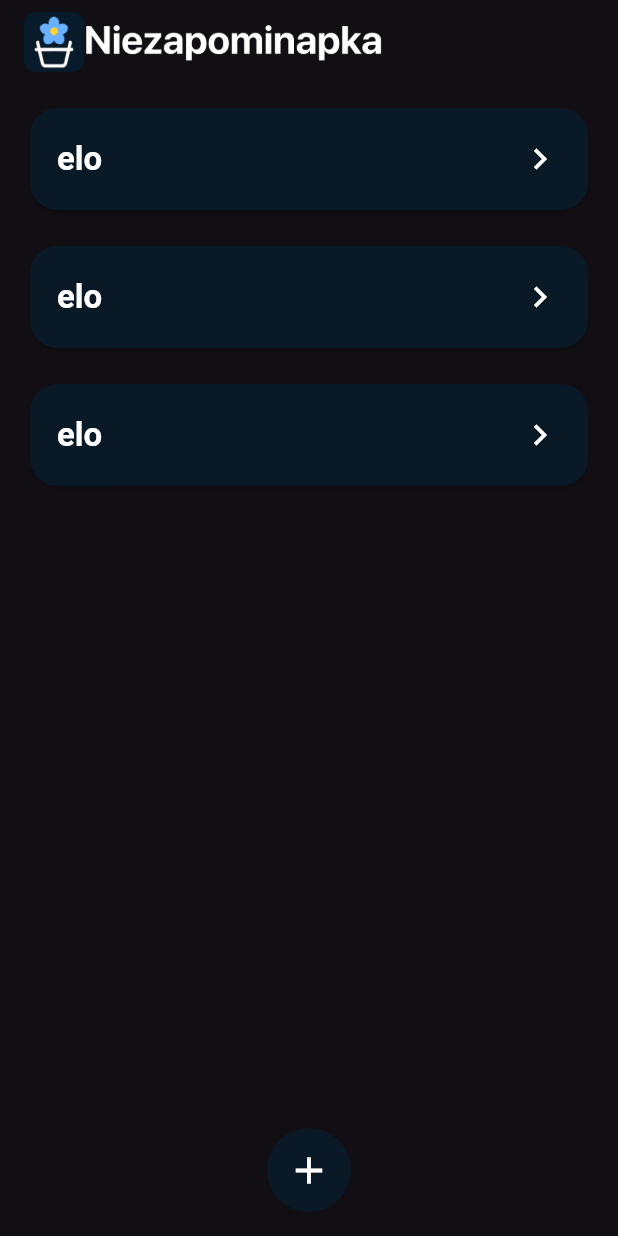
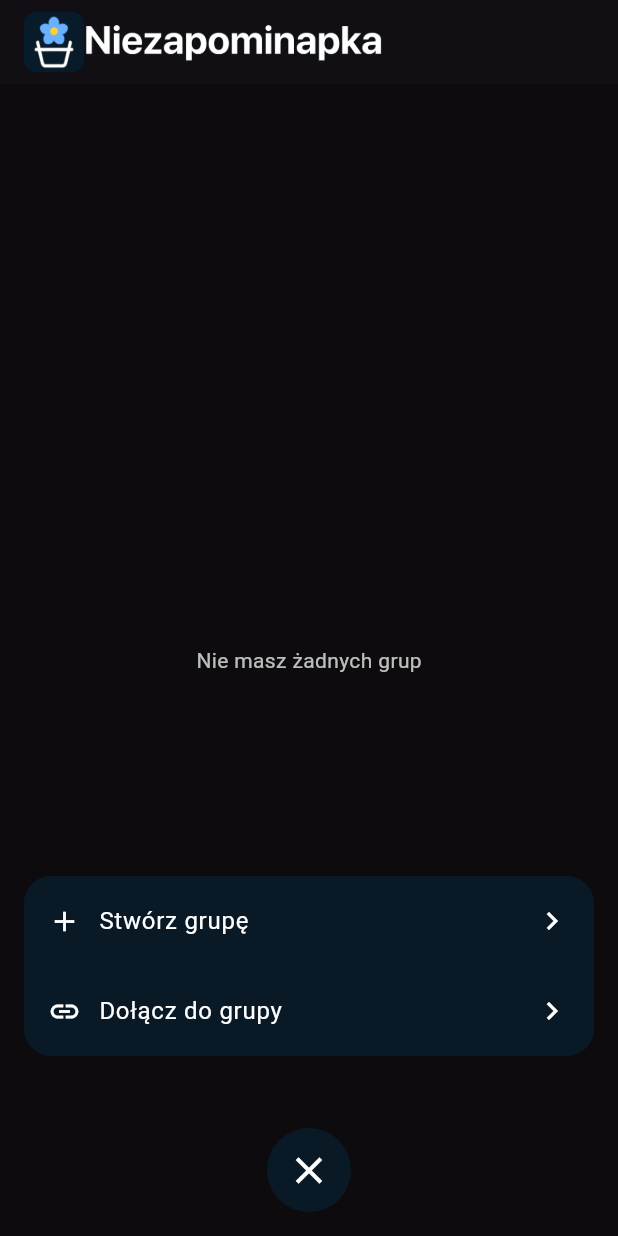
Before and after one commit to kacpercwiertnia/niezapominapka, a Flutter app: the GroupsScreen screen opened directly, after a tap on the "add" icon, on a phone screen of 412 x 824 dp. Run offline on Flutter 3.47's test engine with Material 3 defaults, Android fonts, the phone set to English and light mode, and no system bars; our stand-ins replace flutter_riverpod, riverpod_annotation, sqflite; accounts and stored records are empty; generated files the repository leaves out were written again.

Commit message:
some updates

```diff
--- /dev/null
+++ b/lib/components/molecules/AppPage.dart
@@ -0,0 +1,22 @@
+import 'package:flutter/material.dart';
+
+class AppPage extends StatelessWidget {
+  final Widget child;
+  final EdgeInsets padding;
+
+  const AppPage({
+    super.key,
+    required this.child,
+    this.padding = const EdgeInsets.symmetric(horizontal: 16, vertical: 12),
+  });
+
+  @override
+  Widget build(BuildContext context) {
+    return SafeArea(
+      child: Padding(
+        padding: padding,
+        child: child,
+      ),
+    );
+  }
+}
--- a/lib/components/molecules/AppTitle.dart
+++ b/lib/components/molecules/AppTitle.dart
@@ -1,8 +1,8 @@
 import 'package:flutter/material.dart';
 
-class Apptitle extends StatelessWidget implements PreferredSizeWidget{
+class AppTitle extends StatelessWidget implements PreferredSizeWidget{
   final bool showBack;
-  const Apptitle ({super.key, required this.showBack});
+  const AppTitle ({super.key, required this.showBack});
 
   @override
   Widget build(BuildContext context) {
--- a/lib/core/db/repositories/UserRepository.dart
+++ b/lib/core/db/repositories/UserRepository.dart
@@ -41,7 +41,6 @@ class UserRepository {
   }
 }
 
-
 @riverpod
 UserRepository userRepository(UserRepositoryRef ref){
   final db = AppDatabase.instance;
--- a/lib/features/groups/GroupsScreen.dart
+++ b/lib/features/groups/GroupsScreen.dart
@@ -3,6 +3,18 @@ import 'package:flutter_riverpod/flutter_riverpod.dart';
 import 'GroupCard.dart';
 import 'package:niezapominapka/features/auth/CurrentUser.dart';
 import 'package:niezapominapka/components/molecules/AppTitle.dart';
+import '../../components/molecules/AppPage.dart';
+import 'CreateGroupScreen.dart';
+import 'package:niezapominapka/core/db/repositories/GroupRepository.dart';
+import 'package:niezapominapka/features/groups/group_model.dart';
+
+final userGroupsProvider = FutureProvider.autoDispose<List<Group>>((ref) async {
+  final user = ref.watch(currentUserProvider);
+  if (user == null) return [];
+
+  final repo = ref.watch(groupRepositoryProvider);
+  return repo.getGroupsForUserId(user.id!);
+});
 
 class GroupsScreen extends ConsumerStatefulWidget {
   final bool showBack;
@@ -14,35 +26,152 @@ class GroupsScreen extends ConsumerStatefulWidget {
 }
 
 class _GroupsScreenState extends ConsumerState<GroupsScreen> {
-  final List<String> groups = const [
-    "Pokój 501",
-    "Urodziny Ani",
-    "Sylwester",
-  ];
+  bool _menuOpen = false;
+  void _toggleMenu() => setState(() => _menuOpen = !_menuOpen);
 
   @override
   Widget build(BuildContext context) {
-    var userProvider = ref.watch(currentUserProvider);
+    final groupsAsync = ref.watch(userGroupsProvider);
+
     return Scaffold(
-      appBar: Apptitle(showBack: widget.showBack),
-      body: SafeArea(
-        child: Padding(
-          padding: const EdgeInsets.symmetric(horizontal: 16, vertical: 12),
-          child: ListView.separated(
-            itemBuilder: (context, index) {
-              final name = userProvider?.username ?? "elo";
-              return GroupCard(title: name);
+      appBar: AppTitle(showBack: widget.showBack),
+
+      body: Stack(
+        children: [
+          AppPage(
+            child: groupsAsync.when(
+              loading: () => const Center(child: CircularProgressIndicator()),
+              error: (e, st) => Center(child: Text("Błąd: $e")),
+              data: (groups) {
+                if (groups.isEmpty) {
+                  return const Center(child: Text("Nie masz żadnych grup"));
+                }
+
+                return ListView.separated(
+                  itemCount: groups.length,
+                  separatorBuilder: (_, __) => const SizedBox(height: 16),
+                  itemBuilder: (context, index) {
+                    final g = groups[index];
+                    return GroupCard(title: g.name);
+                  },
+                );
+              },
+            ),
+          ),
+          if (_menuOpen)
+            Positioned.fill(
+              child: GestureDetector(
+                onTap: _toggleMenu,
+                behavior: HitTestBehavior.opaque,
+                child: Container(color: Colors.black26),
+              ),
+            ),
+
+          BottomActionBanner(
+            visible: _menuOpen,
+            onCreateGroup: () {
+              _toggleMenu();
+              Navigator.push(context, MaterialPageRoute(builder: (context) => CreateGroupScreen(showBack: true,)));
             },
-            separatorBuilder: (_, __) => const SizedBox(height: 16),
-            itemCount: groups.length
-          )
-        )
+            onJoinGroup: () {
+              _toggleMenu();
+              // TODO: akcja
+            },
+          ),
+        ],
       ),
       floatingActionButtonLocation: FloatingActionButtonLocation.centerFloat,
       floatingActionButton: FloatingActionButton(
-        onPressed: (){},
-        child: const Icon(Icons.add, size: 30,),
+        onPressed: _toggleMenu,
+        child: AnimatedSwitcher(
+          duration: const Duration(milliseconds: 180),
+          child: Icon(
+            _menuOpen ? Icons.close : Icons.add,
+            key: ValueKey(_menuOpen),
+            size: 30,
+          ),
+        ),
       ),
     );
   }
 }
+
+class BottomActionBanner extends StatelessWidget {
+  final bool visible;
+  final VoidCallback onCreateGroup;
+  final VoidCallback onJoinGroup;
+
+  const BottomActionBanner({
+    required this.visible,
+    required this.onCreateGroup,
+    required this.onJoinGroup,
+  });
+
+  @override
+  Widget build(BuildContext context){
+    const double bannerHeight = 120;
+    const double bottomPadding = 120;
+
+    return AnimatedPositioned(
+      duration: const Duration(milliseconds: 220),
+      curve: Curves.easeOut,
+      left: 16,
+      right: 16,
+      bottom: visible ? bottomPadding : -bannerHeight,
+      child: Material(
+        color: Theme.of(context).cardColor,
+        shape: RoundedRectangleBorder(borderRadius: BorderRadius.circular(18)),
+        clipBehavior: Clip.antiAlias,
+        child: Column(
+          children: [
+            ActionRow(
+              icon: Icons.add,
+              title: "Stwórz grupę",
+              onTap: onCreateGroup,
+            ),
+            ActionRow(
+              icon: Icons.link,
+              title: "Dołącz do grupy",
+              onTap: onJoinGroup,
+            ),
+          ],
+        ),
+      ),
+    );
+  }
+}
+
+class ActionRow extends StatelessWidget {
+  final IconData icon;
+  final String title;
+  final VoidCallback onTap;
+
+  const ActionRow({
+    required this.icon,
+    required this.title,
+    required this.onTap,
+  });
+
+  @override
+  Widget build(BuildContext context) {
+    return InkWell(
+      onTap: onTap,
+      child: Padding(
+        padding: const EdgeInsets.symmetric(horizontal: 16, vertical: 18),
+        child: Row(
+          children: [
+            Icon(icon, size: 22),
+            const SizedBox(width: 12),
+            Expanded(
+              child: Text(
+                title,
+                style: Theme.of(context).textTheme.bodyLarge,
+              ),
+            ),
+            const Icon(Icons.chevron_right),
+          ],
+        ),
+      ),
+    );
+  }
+}
--- a/lib/theme.dart
+++ b/lib/theme.dart
@@ -65,6 +65,7 @@ class AppTheme {
         borderSide: BorderSide.none,
       ),
     ),
+
     elevatedButtonTheme: ElevatedButtonThemeData(
       style: ButtonStyle(
         backgroundColor: const WidgetStatePropertyAll(inputButtonBg),
```
Also changed, not shown: lib/core/db/repositories/GroupRepository.dart (added, +40 -0 lines), lib/features/auth/LoginScreen.dart (+3 -6 lines), lib/features/groups/CreateGroupScreen.dart (added, +55 -0 lines), lib/core/db/repositories/GroupRepository.g.dart (added), pubspec.lock.
